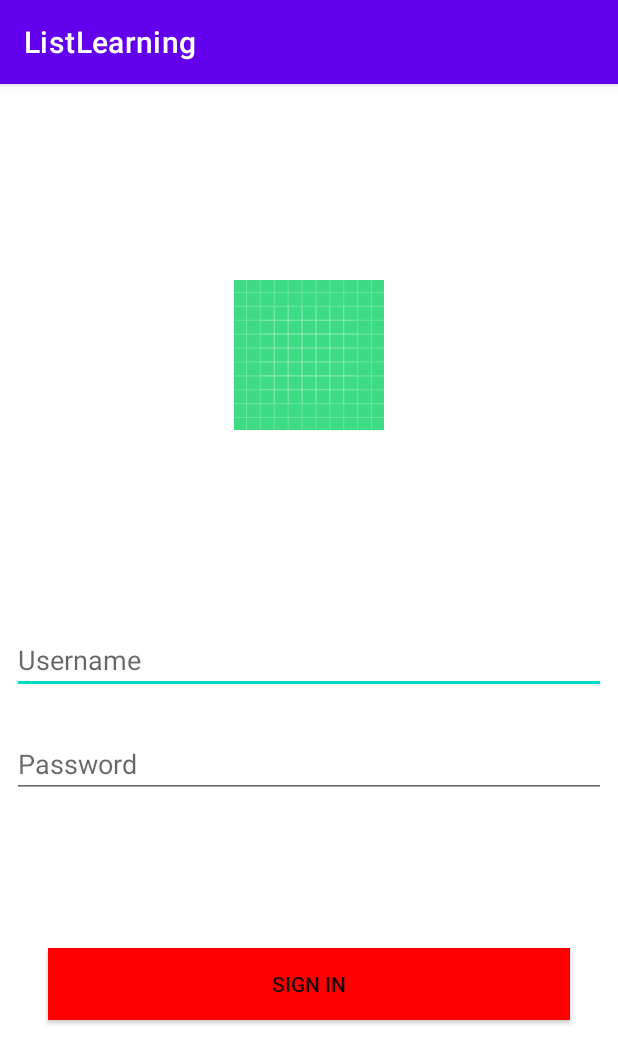
After one commit to Fikri2508/Praktikum-Mobile-Progaming-II, an Android app: the login_Activity screen opened directly, with no data from a screen before it, on a phone screen of 412 x 824 dp. The commit adds this screen. Shown: the top 1064 px of the screen. Run offline under Robolectric (Android 15) with nearby library versions, the phone set to English and light mode, and no system bars; 1 statement that could not run was skipped.

Commit message:
log in share preferences

```diff
--- a/app/src/main/java/com/example/listlearning/MahasiswaDao.java
+++ b/app/src/main/java/com/example/listlearning/MahasiswaDao.java
@@ -5,6 +5,7 @@ import androidx.room.Dao;
 import androidx.room.Delete;
 import androidx.room.Insert;
 import androidx.room.Query;
+import androidx.room.Update;
 
 import java.util.List;
 
@@ -20,6 +21,9 @@ public interface MahasiswaDao {
     @Insert
     void insertAll(Mahasiswa... mahasiswa);
 
+    @Update
+    void update(Mahasiswa mahasiswa);
+
     @Delete
     public  void  deleteUsers(Mahasiswa... users);
 
--- /dev/null
+++ b/app/src/main/java/com/example/listlearning/SharedPrefManager.java
@@ -0,0 +1,42 @@
+package com.example.listlearning;
+
+import android.content.Context;
+import android.content.SharedPreferences;
+
+public class SharedPrefManager {
+    SharedPreferences sharedPreferences;
+    SharedPreferences.Editor editor;
+
+    public SharedPrefManager(Context context){
+        sharedPreferences = context.getSharedPreferences("latihan_shared_preferences", Context.MODE_PRIVATE);
+        editor = sharedPreferences.edit();
+    }
+
+    public void saveString(String value){
+        editor.putString("ini_string",value);
+        editor.commit();
+    }
+
+    public String getString(){
+        return sharedPreferences.getString("ini_string", "");
+    }
+
+    public String getUsername(){
+        return sharedPreferences.getString("sp_username", "rasyid298");
+    }
+
+    public String getPassword(){
+        return sharedPreferences.getString("sp_password", "123456");
+    }
+
+    public void saveIsLogin(Boolean value){
+        editor.putBoolean("sp_islogin",value);
+        editor.commit();
+    }
+
+
+    public Boolean getIsLogin(){
+        return sharedPreferences.getBoolean("sp_islogin", false);
+    }
+
+}
--- /dev/null
+++ b/app/src/main/java/com/example/listlearning/Splash_Activity.java
@@ -0,0 +1,35 @@
+package com.example.listlearning;
+
+import androidx.appcompat.app.AppCompatActivity;
+
+import android.content.Intent;
+import android.os.Bundle;
+import android.os.Handler;
+
+public class Splash_Activity extends AppCompatActivity {
+
+    @Override
+    protected void onCreate(Bundle savedInstanceState) {
+        final Handler handler = new Handler();
+        super.onCreate(savedInstanceState);
+        setContentView(R.layout.activity_splash);
+
+        final SharedPrefManager sharedPrefManager = new SharedPrefManager(this);
+
+
+        handler.postDelayed(new Runnable() {
+            @Override
+            public void run() {
+                if (sharedPrefManager.getIsLogin()){
+                    Intent i = new Intent(Splash_Activity.this, Profile_Activity.class);
+                    finishAffinity();
+                    startActivity(i);
+                }else{
+                    Intent i = new Intent(Splash_Activity.this, MainActivity.class);
+                    finishAffinity();
+                    startActivity(i);
+                }
+            }
+        }, 3000);
+    }
+}
--- /dev/null
+++ b/app/src/main/java/com/example/listlearning/login_Activity.java
@@ -0,0 +1,82 @@
+package com.example.listlearning;
+
+import androidx.appcompat.app.AppCompatActivity;
+
+import android.content.Intent;
+import android.os.Bundle;
+import android.os.Handler;
+import android.util.Log;
+import android.view.View;
+import android.widget.Button;
+import android.widget.EditText;
+import android.widget.ImageView;
+import android.widget.ProgressBar;
+import android.widget.Toast;
+
+public class login_Activity extends AppCompatActivity {
+
+    private Handler handler = new Handler();
+    private SharedPrefManager sharedPrefManager;
+    private EditText etUsername;
+    private EditText etPassword;
+    private Button btnLogin;
+    private ProgressBar pbLogin;
+    private ImageView ivLogin;
+
+
+    @Override
+    protected void onCreate(Bundle savedInstanceState) {
+        super.onCreate(savedInstanceState);
+        setContentView(R.layout.activity_login_);
+        sharedPrefManager = new SharedPrefManager(this);
+        etUsername = findViewById(R.id.etUsername);
+        etPassword = findViewById(R.id.etPassword);
+        btnLogin = findViewById(R.id.btnSignIn);
+        pbLogin = findViewById(R.id.pBLogin);
+        ivLogin = findViewById(R.id.ivLogin);
+
+        login();
+    }
+
+    private void login(){
+        btnLogin.setOnClickListener(new View.OnClickListener() {
+            @Override
+            public void onClick(View v) {
+                final String username = etUsername.getText().toString();
+                final String password = etPassword.getText().toString();
+
+                pbLogin.setVisibility(View.VISIBLE);
+                ivLogin.setVisibility(View.GONE);
+
+                if (username.isEmpty() || password.isEmpty()){
+                    pbLogin.setVisibility(View.GONE);
+                    ivLogin.setVisibility(View.VISIBLE);
+                    Toast.makeText(login_Activity.this, "username dan password salah :)", Toast.LENGTH_SHORT).show();
+                }else{
+                    handler.postDelayed(new Runnable() {
+                        @Override
+                        public void run() {
+
+                            String spUsername = sharedPrefManager.getUsername();
+                            String spPassword = sharedPrefManager.getPassword();
+
+                            Log.d("username","user"+username);
+                            Log.d("password","pass"+password);
+
+                            if (username.equals(spUsername) && password.equals(spPassword)){
+                                Intent i = new Intent(login_Activity.this, Profile_Activity.class);
+                                sharedPrefManager.saveIsLogin(true);
+                                finishAffinity();
+                                startActivity(i);
+                            }else {
+                                pbLogin.setVisibility(View.GONE);
+                                ivLogin.setVisibility(View.VISIBLE);
+                                Toast.makeText(login_Activity.this, "username dan password salah :)", Toast.LENGTH_SHORT).show();
+                            }
+                        }
+                    }, 3000);
+                }
+            }
+        });
+    }
+}
--- /dev/null
+++ b/app/src/main/res/layout/activity_login_.xml
@@ -0,0 +1,71 @@
+<?xml version="1.0" encoding="utf-8"?>
+<androidx.constraintlayout.widget.ConstraintLayout
+    xmlns:android="http://schemas.android.com/apk/res/android"
+    xmlns:app="http://schemas.android.com/apk/res-auto"
+    xmlns:tools="http://schemas.android.com/tools"
+    android:layout_width="match_parent"
+    android:layout_height="match_parent"
+    tools:context=".login_Activity">
+
+    <ProgressBar
+        android:id="@+id/pBLogin"
+        android:layout_width="wrap_content"
+        android:layout_height="wrap_content"
+        android:visibility="gone"
+        app:layout_constraintBottom_toTopOf="@+id/etUsername"
+        app:layout_constraintEnd_toEndOf="parent"
+        app:layout_constraintStart_toStartOf="parent"
+        app:layout_constraintTop_toTopOf="parent" />
+
+    <ImageView
+        android:id="@+id/ivLogin"
+        android:layout_width="100dp"
+        android:layout_height="100dp"
+        android:src="@drawable/ic_launcher_background"
+        app:layout_constraintBottom_toTopOf="@+id/etUsername"
+        app:layout_constraintEnd_toEndOf="parent"
+        app:layout_constraintStart_toStartOf="parent"
+        app:layout_constraintTop_toTopOf="parent" />
+
+    <EditText
+        android:id="@+id/etUsername"
+        android:layout_width="match_parent"
+        android:layout_height="wrap_content"
+        android:layout_marginStart="8dp"
+        android:layout_marginLeft="8dp"
+        android:layout_marginEnd="8dp"
+        android:layout_marginRight="8dp"
+        android:hint="Username"
+        android:inputType="text"
+        app:layout_constraintBottom_toBottomOf="parent"
+        app:layout_constraintEnd_toEndOf="parent"
+        app:layout_constraintStart_toStartOf="parent"
+        app:layout_constraintTop_toTopOf="parent" />
+
+    <EditText
+        android:id="@+id/etPassword"
+        android:layout_width="0dp"
+        android:layout_height="wrap_content"
+        android:layout_marginTop="24dp"
+        android:hint="Password"
+        android:inputType="textPassword"
+        app:layout_constraintEnd_toEndOf="@+id/etUsername"
+        app:layout_constraintStart_toStartOf="@+id/etUsername"
+        app:layout_constraintTop_toBottomOf="@+id/etUsername" />
+
+    <androidx.appcompat.widget.AppCompatButton
+        android:id="@+id/btnSignIn"
+        android:layout_width="match_parent"
+        android:layout_height="wrap_content"
+        android:layout_marginStart="32dp"
+        android:layout_marginLeft="32dp"
+        android:layout_marginTop="100dp"
+        android:layout_marginEnd="32dp"
+        android:layout_marginRight="32dp"
+        android:background="#FF0000"
+        android:text="Sign In"
+        app:layout_constraintEnd_toEndOf="parent"
+        app:layout_constraintStart_toStartOf="parent"
+        app:layout_constraintTop_toBottomOf="@+id/etPassword" />
+
+</androidx.constraintlayout.widget.ConstraintLayout>
--- a/build.gradle
+++ b/build.gradle
@@ -5,7 +5,7 @@ buildscript {
         jcenter()
     }
     dependencies {
-        classpath "com.android.tools.build:gradle:4.1.0"
+        classpath 'com.android.tools.build:gradle:4.1.1'
 
         // NOTE: Do not place your application dependencies here; they belong
         // in the individual module build.gradle files
```
Also changed, not shown: app/src/main/AndroidManifest.xml (+5 -2 lines), app/src/main/java/com/example/listlearning/MainActivity.java (+9 -0 lines), app/src/main/java/com/example/listlearning/Profile_Activity.java (added, +36 -0 lines), app/src/main/res/layout/activity_main.xml (+9 -0 lines), app/src/main/res/layout/activity_profile_.xml (added, +44 -0 lines), app/src/main/res/layout/activity_splash.xml (added, +9 -0 lines).
